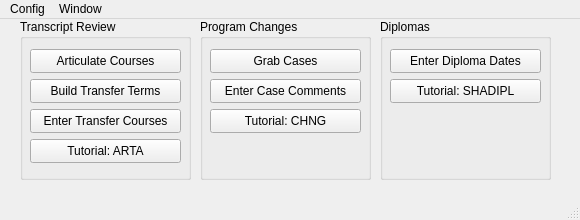
Old version of the form mainwindow.ui in the repository at91322/dteassistant.
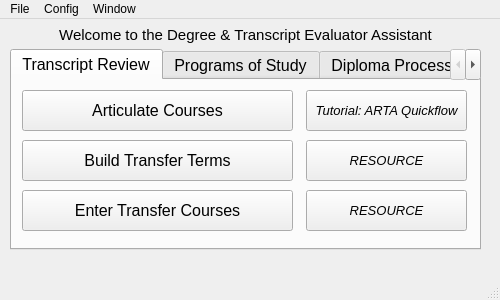
New version of the form.

```diff
--- a/mainwindow.ui
+++ b/mainwindow.ui
@@ -6,47 +6,82 @@
    <rect>
     <x>0</x>
     <y>0</y>
-    <width>580</width>
-    <height>220</height>
+    <width>500</width>
+    <height>300</height>
    </rect>
   </property>
   <property name="minimumSize">
    <size>
-    <width>580</width>
-    <height>220</height>
+    <width>500</width>
+    <height>300</height>
    </size>
   </property>
   <property name="maximumSize">
    <size>
-    <width>580</width>
-    <height>220</height>
+    <width>500</width>
+    <height>300</height>
    </size>
   </property>
   <property name="windowTitle">
    <string>DTE Assistant | Lane Community College</string>
   </property>
+  <property name="tabShape">
+   <enum>QTabWidget::TabShape::Rounded</enum>
+  </property>
   <widget class="QWidget" name="centralwidget">
-   <widget class="QGroupBox" name="groupBox_TranscriptReview">
+   <widget class="QTabWidget" name="tabWidget">
     <property name="geometry">
      <rect>
-      <x>20</x>
-      <y>0</y>
-      <width>171</width>
-      <height>161</height>
+      <x>10</x>
+      <y>30</y>
+      <width>471</width>
+      <height>201</height>
      </rect>
     </property>
-    <property name="title">
+    <property name="font">
+     <font>
+      <pointsize>12</pointsize>
+     </font>
+    </property>
+    <property name="toolTip">
+     <string>Enter batches of diploma dates in SHADIPL</string>
+    </property>
+    <property name="tabShape">
+     <enum>QTabWidget::TabShape::Rounded</enum>
+    </property>
+    <property name="currentIndex">
+     <number>0</number>
+    </property>
+    <widget class="QWidget" name="tab_TranscriptReview">
+     <attribute name="title">
      <string>Transcript Review</string>
-    </property>
+     </attribute>
     <widget class="QPushButton" name="pushButton_Articulate">
      <property name="geometry">
       <rect>
        <x>10</x>
-       <y>30</y>
-       <width>151</width>
-       <height>24</height>
-      </rect>
-     </property>
+        <y>10</y>
+        <width>271</width>
+        <height>41</height>
+       </rect>
+      </property>
+      <property name="font">
+       <font>
+        <pointsize>12</pointsize>
+       </font>
+      </property>
+      <property name="toolTip">
+       <string>Enter batches of data into SHATATR</string>
+      </property>
+      <property name="accessibleName">
+       <string>Articulate Courses</string>
+      </property>
+      <property name="accessibleDescription">
+       <string>Enter batches of data into SHATATR</string>
+      </property>
+      <property name="layoutDirection">
+       <enum>Qt::LayoutDirection::LeftToRight</enum>
+      </property>
      <property name="text">
       <string>Articulate Courses</string>
      </property>
@@ -56,10 +91,24 @@
       <rect>
        <x>10</x>
        <y>60</y>
-       <width>151</width>
-       <height>24</height>
-      </rect>
-     </property>
+        <width>271</width>
+        <height>41</height>
+       </rect>
+      </property>
+      <property name="font">
+       <font>
+        <pointsize>12</pointsize>
+       </font>
+      </property>
+      <property name="toolTip">
+       <string>Build Transfer Terms in SHATRNS</string>
+      </property>
+      <property name="accessibleName">
+       <string>Build Transfer Terms</string>
+      </property>
+      <property name="accessibleDescription">
+       <string>Build Transfer Terms in SHATRNS</string>
+      </property>
      <property name="text">
       <string>Build Transfer Terms</string>
      </property>
@@ -68,11 +117,25 @@
      <property name="geometry">
       <rect>
        <x>10</x>
-       <y>90</y>
-       <width>151</width>
-       <height>24</height>
-      </rect>
-     </property>
+        <y>110</y>
+        <width>271</width>
+        <height>41</height>
+       </rect>
+      </property>
+      <property name="font">
+       <font>
+        <pointsize>12</pointsize>
+       </font>
+      </property>
+      <property name="toolTip">
+       <string>Enter Transfer Course History in SHATAEQ</string>
+      </property>
+      <property name="accessibleName">
+       <string>Build Transfer Terms</string>
+      </property>
+      <property name="accessibleDescription">
+       <string>Enter Transfer Course History in SHATAEQ</string>
+      </property>
      <property name="text">
       <string>Enter Transfer Courses</string>
      </property>
@@ -80,107 +143,305 @@
     <widget class="QPushButton" name="pushButton_Help_ARTA">
      <property name="geometry">
       <rect>
-       <x>10</x>
-       <y>120</y>
-       <width>151</width>
-       <height>24</height>
-      </rect>
-     </property>
+        <x>294</x>
+        <y>10</y>
+        <width>161</width>
+        <height>41</height>
+       </rect>
+      </property>
+      <property name="font">
+       <font>
+        <pointsize>10</pointsize>
+        <italic>true</italic>
+       </font>
+      </property>
+      <property name="toolTip">
+       <string>TBD: Access a tutorial on the ARTA Quickflow, and Transcript Evaluation</string>
+      </property>
      <property name="text">
-      <string>Tutorial: ARTA</string>
-     </property>
-    </widget>
-   </widget>
-   <widget class="QGroupBox" name="groupBox_ProgramChanges">
+       <string>Tutorial: ARTA Quickflow</string>
+      </property>
+     </widget>
+     <widget class="QPushButton" name="pushButton_RESOURCE_1">
+      <property name="geometry">
+       <rect>
+        <x>294</x>
+        <y>60</y>
+        <width>161</width>
+        <height>41</height>
+       </rect>
+      </property>
+      <property name="font">
+       <font>
+        <pointsize>10</pointsize>
+        <italic>true</italic>
+       </font>
+      </property>
+      <property name="toolTip">
+       <string>TBD: Access an external resource</string>
+      </property>
+      <property name="text">
+       <string>RESOURCE</string>
+      </property>
+     </widget>
+     <widget class="QPushButton" name="pushButton_RESOURCE_2">
     <property name="geometry">
      <rect>
-      <x>200</x>
-      <y>0</y>
-      <width>171</width>
-      <height>161</height>
-     </rect>
-    </property>
-    <property name="title">
-     <string>Program Changes</string>
-    </property>
-    <widget class="QPushButton" name="pushButton_GrabCases">
+        <x>294</x>
+        <y>110</y>
+        <width>161</width>
+        <height>41</height>
+       </rect>
+      </property>
+      <property name="font">
+       <font>
+        <pointsize>10</pointsize>
+        <italic>true</italic>
+       </font>
+      </property>
+      <property name="toolTip">
+       <string>TBD: Access an external resource</string>
+      </property>
+      <property name="text">
+       <string>RESOURCE</string>
+      </property>
+     </widget>
+    </widget>
+    <widget class="QWidget" name="tab_ProgramChanges">
+     <attribute name="title">
+      <string>Programs of Study</string>
+     </attribute>
+     <widget class="QPushButton" name="pushButton_Help_CHNG">
      <property name="geometry">
       <rect>
-       <x>10</x>
-       <y>30</y>
-       <width>151</width>
-       <height>24</height>
-      </rect>
-     </property>
+        <x>294</x>
+        <y>10</y>
+        <width>161</width>
+        <height>41</height>
+       </rect>
+      </property>
+      <property name="font">
+       <font>
+        <pointsize>10</pointsize>
+        <italic>true</italic>
+       </font>
+      </property>
+      <property name="toolTip">
+       <string>TBD: Access a tutorial on the CHNG Quickflow, and the Changing a Program of Study Process</string>
+      </property>
      <property name="text">
-      <string>Grab Cases</string>
+       <string>Tutorial: CHNG Quickflow</string>
      </property>
     </widget>
     <widget class="QPushButton" name="pushButton_CaseComments">
      <property name="geometry">
       <rect>
        <x>10</x>
-       <y>60</y>
-       <width>151</width>
-       <height>24</height>
-      </rect>
-     </property>
+        <y>90</y>
+        <width>271</width>
+        <height>61</height>
+       </rect>
+      </property>
+      <property name="font">
+       <font>
+        <pointsize>12</pointsize>
+       </font>
+      </property>
+      <property name="toolTip">
+       <string>Access the interface for entering case comment snippets.</string>
+      </property>
+      <property name="accessibleName">
+       <string>TO_MENU: Case Comments</string>
+      </property>
+      <property name="accessibleDescription">
+       <string>Access the interface for entering case comment snippets.</string>
+      </property>
      <property name="text">
       <string>Enter Case Comments</string>
      </property>
     </widget>
-    <widget class="QPushButton" name="pushButton_Help_CHNG">
+     <widget class="QPushButton" name="pushButton_GrabCases">
      <property name="geometry">
       <rect>
        <x>10</x>
-       <y>90</y>
-       <width>151</width>
-       <height>24</height>
-      </rect>
-     </property>
+        <y>10</y>
+        <width>271</width>
+        <height>61</height>
+       </rect>
+      </property>
+      <property name="font">
+       <font>
+        <pointsize>12</pointsize>
+       </font>
+      </property>
+      <property name="toolTip">
+       <string>Assign a case to yourself from the Cases dashboard of Navigate 360.</string>
+      </property>
+      <property name="accessibleName">
+       <string>ACTION: Grab a case in Navigate 360</string>
+      </property>
+      <property name="accessibleDescription">
+       <string>Assign a case to yourself from the Cases dashboard of Navigate 360.</string>
+      </property>
      <property name="text">
-      <string>Tutorial: CHNG</string>
-     </property>
-    </widget>
-   </widget>
-   <widget class="QGroupBox" name="groupBox_Diplomas">
+       <string>Grab Cases</string>
+      </property>
+     </widget>
+     <widget class="QPushButton" name="pushButton_RESOURCE_3">
     <property name="geometry">
      <rect>
-      <x>380</x>
-      <y>0</y>
-      <width>171</width>
-      <height>161</height>
-     </rect>
-    </property>
-    <property name="title">
-     <string>Diplomas</string>
-    </property>
-    <widget class="QPushButton" name="pushButton_DiplDates">
+        <x>294</x>
+        <y>60</y>
+        <width>161</width>
+        <height>41</height>
+       </rect>
+      </property>
+      <property name="font">
+       <font>
+        <pointsize>10</pointsize>
+        <italic>true</italic>
+       </font>
+      </property>
+      <property name="toolTip">
+       <string>TBD: Access an external resource</string>
+      </property>
+      <property name="text">
+       <string>RESOURCE</string>
+      </property>
+     </widget>
+     <widget class="QPushButton" name="pushButton_RESOURCE_4">
      <property name="geometry">
       <rect>
-       <x>10</x>
-       <y>30</y>
-       <width>151</width>
-       <height>24</height>
-      </rect>
-     </property>
+        <x>294</x>
+        <y>110</y>
+        <width>161</width>
+        <height>41</height>
+       </rect>
+      </property>
+      <property name="font">
+       <font>
+        <pointsize>10</pointsize>
+        <italic>true</italic>
+       </font>
+      </property>
+      <property name="toolTip">
+       <string>TBD: Access an external resource</string>
+      </property>
      <property name="text">
-      <string>Enter Diploma Dates</string>
-     </property>
-    </widget>
+       <string>RESOURCE</string>
+      </property>
+     </widget>
+    </widget>
+    <widget class="QWidget" name="tab_Diplomas">
+     <attribute name="title">
+      <string>Diploma Processing</string>
+     </attribute>
     <widget class="QPushButton" name="pushButton_Help_SHADIPL">
      <property name="geometry">
       <rect>
-       <x>10</x>
-       <y>60</y>
-       <width>151</width>
-       <height>24</height>
-      </rect>
-     </property>
+        <x>294</x>
+        <y>10</y>
+        <width>161</width>
+        <height>41</height>
+       </rect>
+      </property>
+      <property name="font">
+       <font>
+        <pointsize>10</pointsize>
+        <italic>true</italic>
+       </font>
+      </property>
+      <property name="toolTip">
+       <string>TBD: Access a tutorial on Diploma processing procedures, including the SHADIPL batch data entry process enabled here</string>
+      </property>
      <property name="text">
       <string>Tutorial: SHADIPL</string>
      </property>
     </widget>
+     <widget class="QPushButton" name="pushButton_DiplDates">
+      <property name="geometry">
+       <rect>
+        <x>10</x>
+        <y>10</y>
+        <width>271</width>
+        <height>141</height>
+       </rect>
+      </property>
+      <property name="font">
+       <font>
+        <pointsize>12</pointsize>
+       </font>
+      </property>
+      <property name="text">
+       <string>Enter Diploma Dates</string>
+      </property>
+     </widget>
+     <widget class="QPushButton" name="pushButton_RESOURCE_5">
+      <property name="geometry">
+       <rect>
+        <x>294</x>
+        <y>60</y>
+        <width>161</width>
+        <height>41</height>
+       </rect>
+      </property>
+      <property name="font">
+       <font>
+        <pointsize>10</pointsize>
+        <italic>true</italic>
+       </font>
+      </property>
+      <property name="toolTip">
+       <string>TBD: Access an external resource</string>
+      </property>
+      <property name="text">
+       <string>RESOURCE</string>
+      </property>
+     </widget>
+     <widget class="QPushButton" name="pushButton_RESOURCE_6">
+      <property name="geometry">
+       <rect>
+        <x>294</x>
+        <y>110</y>
+        <width>161</width>
+        <height>41</height>
+       </rect>
+      </property>
+      <property name="font">
+       <font>
+        <pointsize>10</pointsize>
+        <italic>true</italic>
+       </font>
+      </property>
+      <property name="toolTip">
+       <string>TBD: Access an external resource</string>
+      </property>
+      <property name="text">
+       <string>RESOURCE</string>
+      </property>
+     </widget>
+    </widget>
+   </widget>
+   <widget class="QLabel" name="label">
+    <property name="geometry">
+     <rect>
+      <x>10</x>
+      <y>0</y>
+      <width>471</width>
+      <height>31</height>
+     </rect>
+    </property>
+    <property name="font">
+     <font>
+      <pointsize>11</pointsize>
+     </font>
+    </property>
+    <property name="text">
+     <string>Welcome to the Degree &amp; Transcript Evaluator Assistant</string>
+    </property>
+    <property name="alignment">
+     <set>Qt::AlignmentFlag::AlignCenter</set>
+    </property>
    </widget>
   </widget>
   <widget class="QMenuBar" name="menubar">
@@ -188,7 +449,7 @@
     <rect>
      <x>0</x>
      <y>0</y>
-     <width>580</width>
+     <width>500</width>
      <height>21</height>
     </rect>
    </property>
@@ -205,6 +466,13 @@
     </property>
     <addaction name="actionAlways_On_Top"/>
    </widget>
+   <widget class="QMenu" name="menuFile">
+    <property name="title">
+     <string>File</string>
+    </property>
+    <addaction name="actionDataImport"/>
+   </widget>
+   <addaction name="menuFile"/>
    <addaction name="menuUser"/>
    <addaction name="menuWindow"/>
   </widget>
```
Left out of the diff: 5 changed lines with no effect on the pictures. Lines whose indentation alone changed are shown as unchanged.
